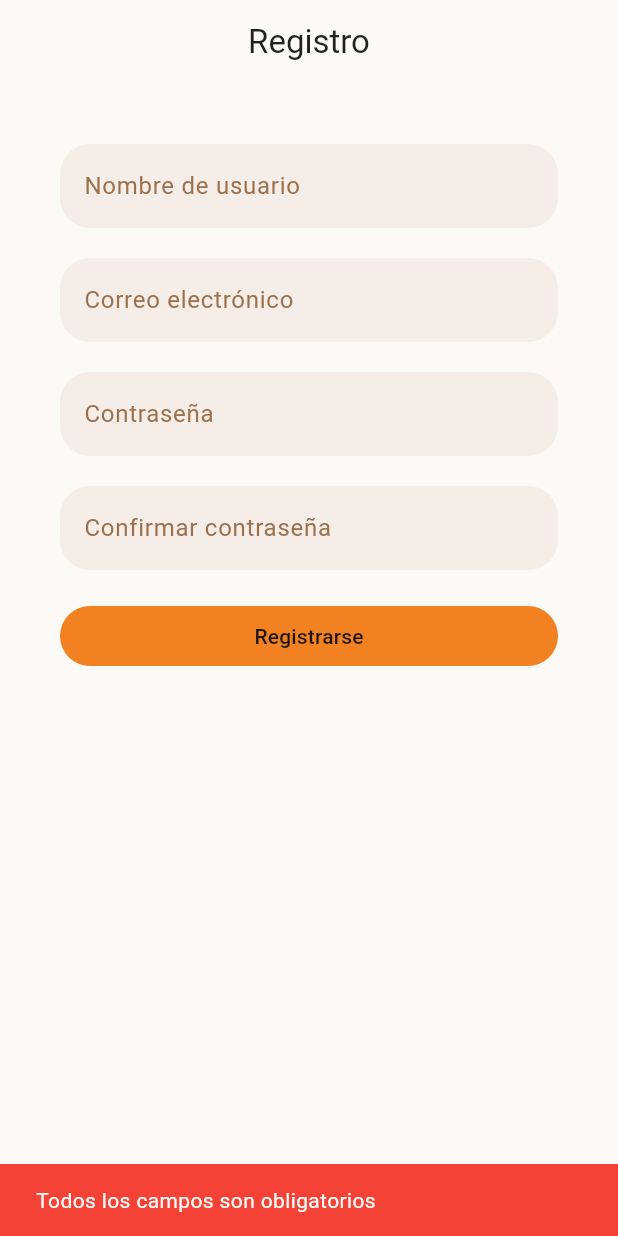
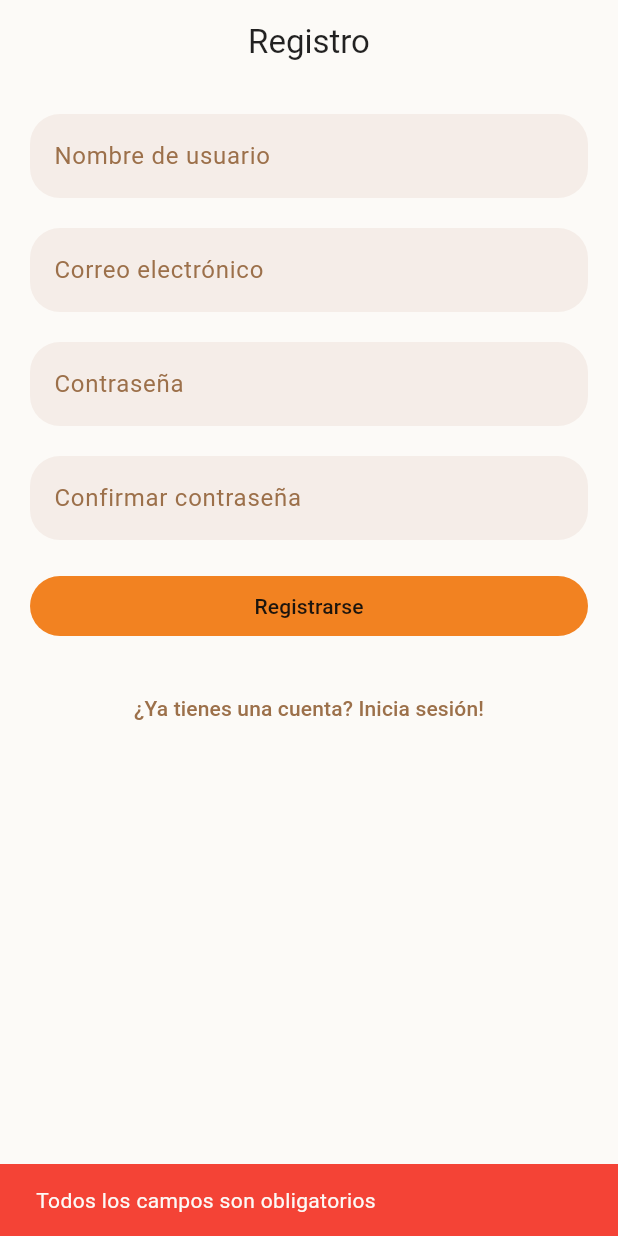
Before and after one commit to rauulssanchezz/crud_shop, a Flutter app: the SignupScreen screen opened by its route, after a tap on "Registrarse", on a phone screen of 412 x 824 dp. Run offline on Flutter 3.47's test engine with Material 3 defaults, Android fonts, the light colour scheme and no system bars; our stand-ins replace cloud_firestore, firebase_core, go_router, shared_preferences; accounts and stored records are empty.

Commit message:
clean code

```diff
--- a/lib/presentation/screen/auth/singup_screen.dart
+++ b/lib/presentation/screen/auth/singup_screen.dart
@@ -69,14 +69,83 @@ class _FormState extends State<_Form> {
       );
     }
 
+    void validations({
+      required String password,
+      required String confirmPassword,
+      required String email,
+      required String userName
+    }) {
+      final emailRegex = RegExp(r'^[\w-\.]+@([\w-]+\.)+[\w-]{2,4}$');
+
+      if (password != confirmPassword) throw ErrorHint('Las contraseñas no coinciden');
+      if (email == '' || userName == '' || password == '') throw ErrorHint('Todos los campos son obligatorios');
+      if (!emailRegex.hasMatch(email)) throw ErrorHint('Email no valido');
+    }
+
+    void signUp({
+      required String password,
+      required String confirmPassword,
+      required String email,
+      required String userName
+    }) async {
+      List<String> registrationTokenList = [
+        'provisional'
+      ];
+
+      try {
+        validations(
+          password: password,
+          confirmPassword: confirmPassword,
+          email: email,
+          userName: userName
+        );
+
+        UserModel newUser = UserModel(
+          userName: userName,
+          email: email,
+          password: password,
+          registrationTokenList: registrationTokenList
+        );
+        await authProvider.signUp(newUser);
+      } catch (e) {
+        setState(() => _isLoading = false);
+        ScaffoldMessenger.of(context).showSnackBar(
+          SnackBar(
+            content: Text('$e'),
+            backgroundColor: Colors.red,
+          ),
+        );
+      }
+    }
+
+    void updateControllers() {
+      setState(() => _isLoading = true);
+      String userName = _userController.text;
+      _userController.text = '';
+
+      String password = _passwordController.text;
+      _passwordController.text = '';
+
+      String email = _emailController.text;
+      _emailController.text = '';
+
+      String confirmPassword = _confirmPasswordController.text;
+      _confirmPasswordController.text = '';
+
+      signUp(
+        password: password,
+        confirmPassword: confirmPassword,
+        email: email,
+        userName: userName
+      );
+    }
+
     return SafeArea(
+      child: SingleChildScrollView(
         child: Center(
           child: Padding(
-          padding: const EdgeInsets.fromLTRB(40.0, 40.0, 40.0, 0),
-          child: Column(
-            mainAxisAlignment: MainAxisAlignment.spaceBetween,
-            children: [
-              Form(
+            padding: const EdgeInsets.fromLTRB(20.0, 20.0, 20.0, 0),
+              child: Form(
                 child: Column(
                   crossAxisAlignment: CrossAxisAlignment.center,
                   children: [
@@ -131,64 +200,15 @@ class _FormState extends State<_Form> {
                     SizedBox(
                       width: double.infinity,
                       child: FilledButton(
-                        onPressed: () async {
-                          setState(() => _isLoading = true);
-                          String userName = _userController.text;
-                          _userController.text = '';
-
-                          String password = _passwordController.text;
-                          _passwordController.text = '';
-
-                          String email = _emailController.text;
-                          _emailController.text = '';
-
-                          String confirmPassword = _confirmPasswordController.text;
-                          _confirmPasswordController.text = '';
-
-                          if (password != confirmPassword) {
-                            setState(() => _isLoading = false);
-                            ScaffoldMessenger.of(context).showSnackBar(
-                              SnackBar(
-                                content: Text('Las contraseñas no coinciden'),
-                                backgroundColor: Colors.red,
-                              ),
-                            );
-                            return;
-                          }
-
-                          List<String> registrationTokenList = [
-                            'provisional'
-                          ];
-
-                          try {
-                            final emailRegex = RegExp(r'^[\w-\.]+@([\w-]+\.)+[\w-]{2,4}$');
-
-                            if (email == '' || userName == '' || password == '') throw ErrorHint('Todos los campos son obligatorios');
-                            if (!emailRegex.hasMatch(email)) throw ErrorHint('Email no valido');
-
-                            UserModel newUser = UserModel(
-                              userName: userName,
-                              email: email,
-                              password: password,
-                              registrationTokenList: registrationTokenList
-                            );
-                            await authProvider.signUp(newUser);
-                          } catch (e) {
-                            setState(() => _isLoading = false);
-                            ScaffoldMessenger.of(context).showSnackBar(
-                              SnackBar(
-                                content: Text('$e'),
-                                backgroundColor: Colors.red,
-                              ),
-                            );
-                          }
-                        },
+                        onPressed: updateControllers,
                         child: const Text('Registrarse')
                       ),
-                    )
-                  ],
                     ),
+
+                    SizedBox(
+                      height: 20.0,
                     ),
+
                     TextButton(
                     onPressed: () {
                       context.push('/login');
@@ -202,6 +222,8 @@ class _FormState extends State<_Form> {
                   )
                   ],
                 ),
+              ),
+            ),
           )
         ),
     );
```
Also changed, not shown: lib/presentation/screen/auth/login_screen.dart (+38 -29 lines). Lines whose indentation alone changed are shown as unchanged.
